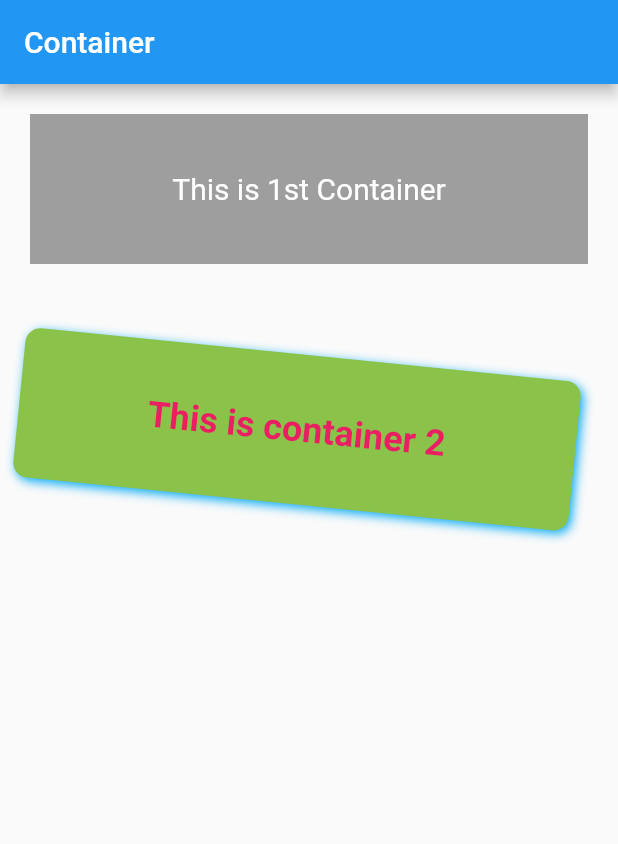
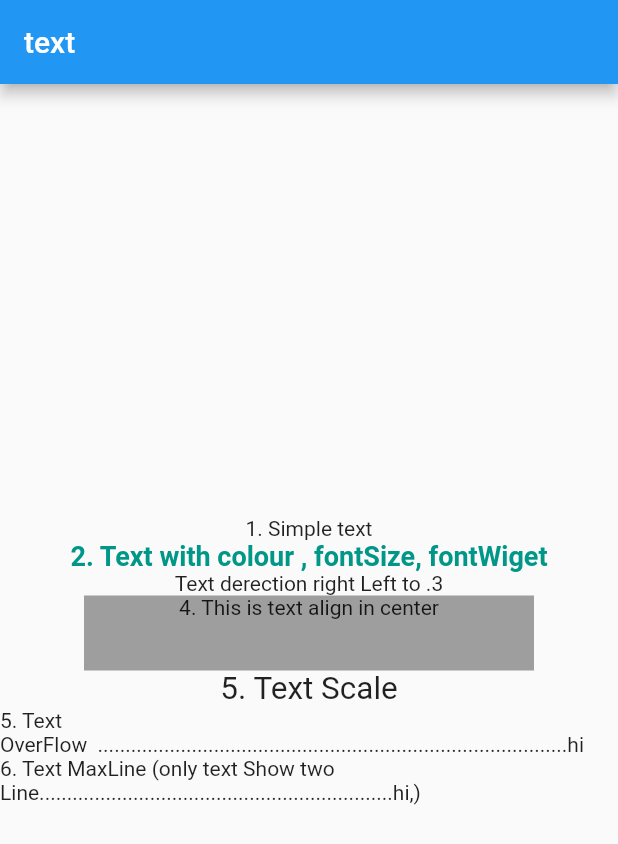
Before and after one commit to souvik600/flutter_all_concept, a Flutter app: the screen it shows after launch, on a phone screen of 412 x 824 dp. Shown: the top 844 px of the screen. Run offline on Flutter 3.47's test engine with Material 2 defaults, Android fonts, the phone set to English and light mode, and no system bars.

Commit message:
Container_0f_flutter

```diff
--- a/lib/main.dart
+++ b/lib/main.dart
@@ -1,6 +1,6 @@
 import 'package:flutter/material.dart';
 
-/// Container_in_Flutter
+/// text in flutter
 
 void main() {
   runApp(MyApp());
@@ -14,58 +14,53 @@ class MyApp extends StatelessWidget {
     return MaterialApp(
       home: Scaffold(
         appBar: AppBar(
-          title: Text("Container"),
+          title: Text("text"),
         ),
-        body: SingleChildScrollView(
+        body: Center(
           child: Column(
+            mainAxisAlignment: MainAxisAlignment.center,
             children: [
-              Center(
-                child: Container(
-                  width: 500,
-                  height: 100,
-                  color: Colors.grey,
-                  margin: EdgeInsets.all(20),
-                  padding: EdgeInsets.all(10),
-                  child: Center(
-                    child: Text(
-                      "This is 1st Container",
-                      style: TextStyle(fontSize: 20, color: Colors.white),
-                    ),
-                  ),
+              Text("1. Simple text"),
+              Text(
+                "2. Text with colour , fontSize, fontWiget",
+                style: TextStyle(
+                    color: Colors.teal,
+                    fontSize: 18,
+                    fontWeight: FontWeight.w600),
+              ),
+              Text("3. Text derection right Left to",
+                  textDirection: TextDirection.rtl),
+              Container(
+                color: Colors.grey,
+                width: 300,
+                height: 50,
+                child: Text(
+                  "4. This is text align in center",
+                  textAlign: TextAlign.center,
                 ),
               ),
-              Center(
-                child: Container(
-                  width: 500,
-                  height: 100,
-                  //color: Colors.lime,
-                  margin: EdgeInsets.all(20),
-                  padding: EdgeInsets.all(10),
-                  alignment: Alignment.center,
-                  decoration: BoxDecoration(
-                      borderRadius: BorderRadius.circular(10),
-                      color: Colors.lightGreen,
-                      boxShadow: [
-                        BoxShadow(
-                            color: Colors.lightBlue,
-                            blurRadius: 5,
-                            offset: Offset(2, 2))
-                      ]),
-                  constraints: BoxConstraints(
-                    maxHeight: 300,
-                    maxWidth: 800,
-                  ),
-                  //baka korar jonno
-                  transform: Matrix4.rotationZ(0.1),
-                  child: Text(
-                    " This is container 2 ",
-                    style: TextStyle(
-                        color: Colors.pink,
-                        fontSize: 24,
-                        fontWeight: FontWeight.w600),
-                  ),
-                ),
-              )
+              Text(
+                "5. Text Scale",
+                textScaleFactor: 1.5,
+              ),
+              Text(
+                "5. Text OverFlow  .....................................................................................hi",
+                overflow: TextOverflow.visible,
+                // /// Clip the overflowing text to fix its container.
+                // clip,
+                //
+                // /// Fade the overflowing text to transparent.
+                // fade,
+                //
+                // /// Use an ellipsis to indicate that the text has overflowed.
+                // ellipsis,
+                //
+                // /// Render overflowing text outside of its container.
+                // visible,
+              ),
+              Text(
+                "6. Text MaxLine (only text Show two Line................................................................hi,)",
+                maxLines:2,)
             ],
           ),
         ),
```
